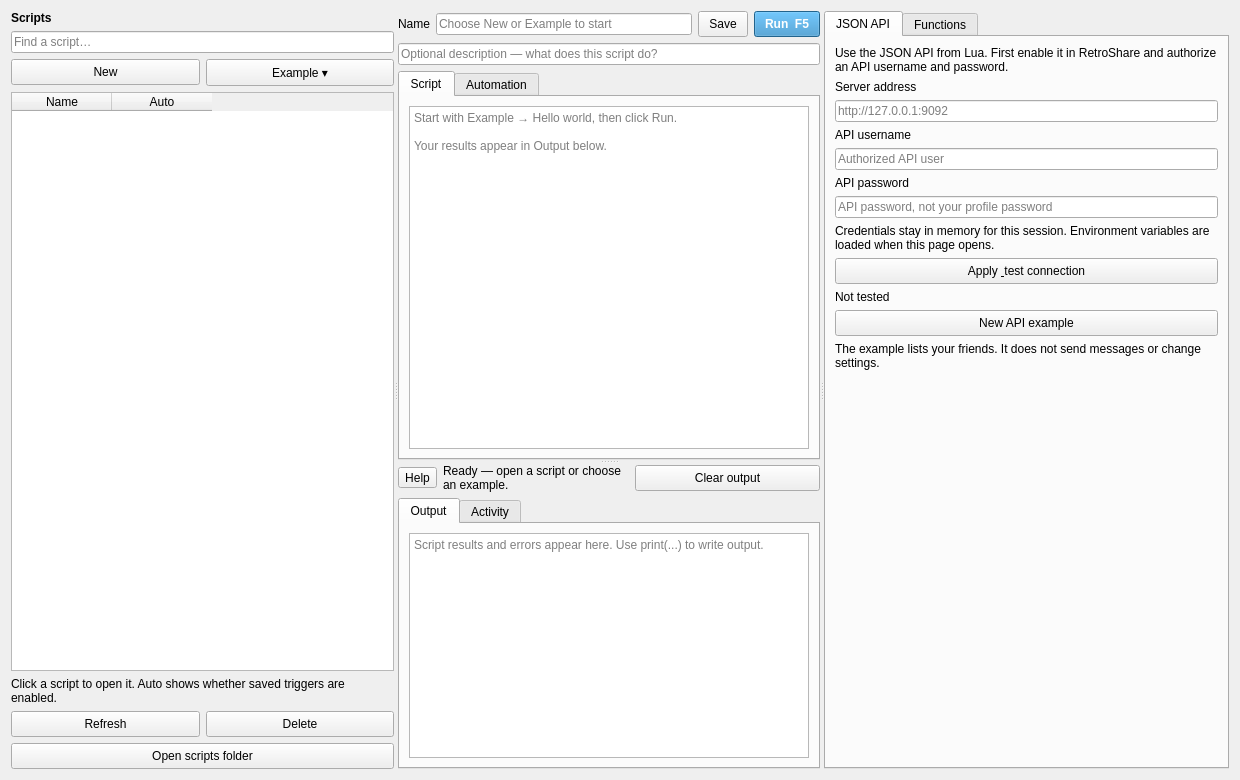
First picture: the form in gui/Lua4RSWidget.ui, repository RetroShare/Lua4RS, before the edit.
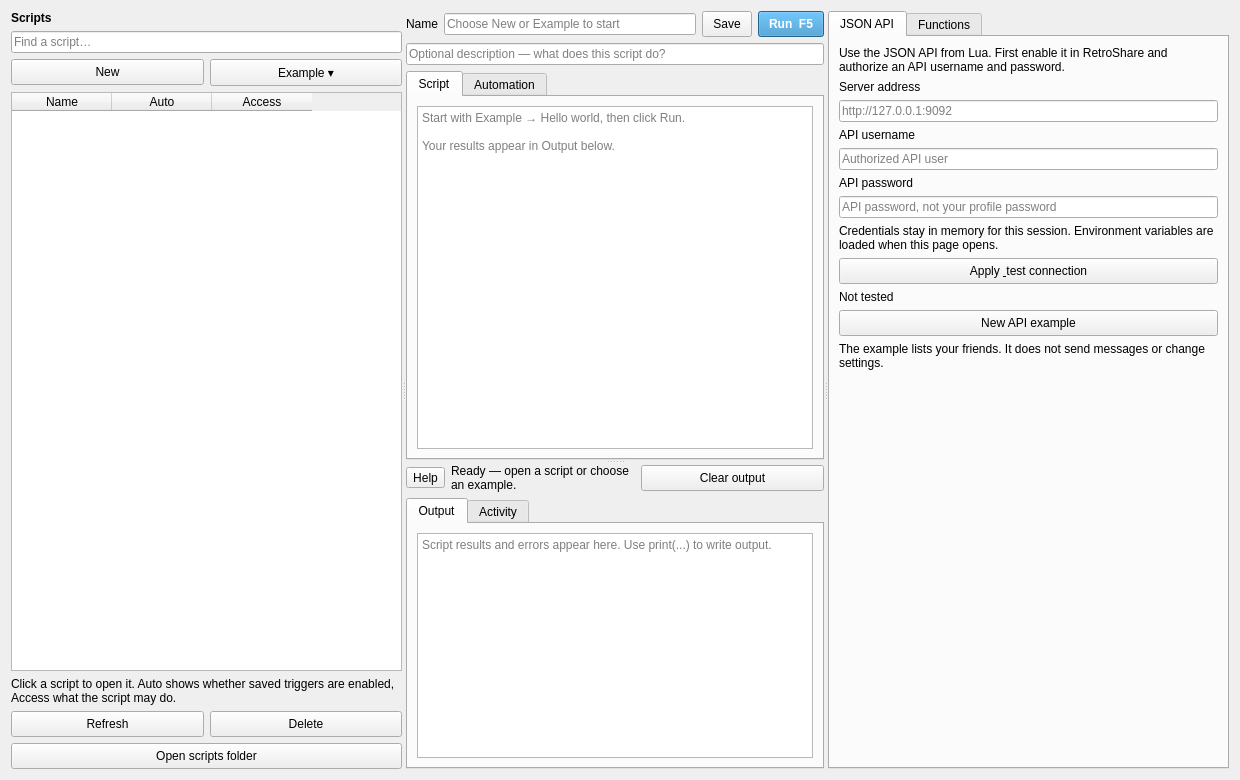
Second picture: the form after the edit. Custom widgets are drawn as their Qt base class.

Commit message:
Show each script's access level in the GUI
New "Access" column in the script list (Trusted / Write / Read-only,
warning icon if the script changed since approval) with a tooltip that
explains why. The line below the editor shows the same for the open
script. LuaTrustStore::Status now carries the approval time.

The edit to the form file:
```diff
--- a/gui/Lua4RSWidget.ui
+++ b/gui/Lua4RSWidget.ui
@@ -95,12 +95,17 @@
            <string>Auto</string>
           </property>
          </column>
+         <column>
+          <property name="text">
+           <string>Access</string>
+          </property>
+         </column>
         </widget>
        </item>
        <item>
         <widget class="QLabel" name="scriptsHint">
          <property name="text">
-          <string>Click a script to open it. Auto shows whether saved triggers are enabled.</string>
+          <string>Click a script to open it. Auto shows whether saved triggers are enabled, Access what the script may do.</string>
          </property>
          <property name="wordWrap">
           <bool>true</bool>
```
The commit also changes 4 other files.
